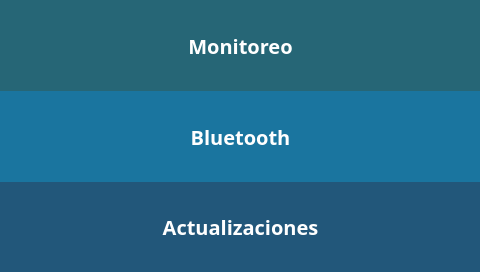
Giocerz/water_quality_rpi_unal, file src/views/MainMenuView/MainMenu.ui: the form before one commit.
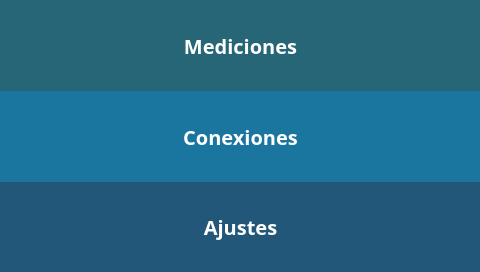
The form after the commit.

Commit message: add: monitoring select ui

The edit to the form file:
```diff
--- a/src/views/MainMenuView/MainMenu.ui
+++ b/src/views/MainMenuView/MainMenu.ui
@@ -42,7 +42,7 @@
 }</string>
     </property>
     <property name="text">
-     <string>Actualizaciones</string>
+     <string>Ajustes</string>
     </property>
     <property name="iconSize">
      <size>
@@ -67,7 +67,7 @@
 }</string>
     </property>
     <property name="text">
-     <string>Monitoreo</string>
+     <string>Mediciones</string>
     </property>
     <property name="iconSize">
      <size>
@@ -92,7 +92,7 @@
 }</string>
     </property>
     <property name="text">
-     <string>Bluetooth</string>
+     <string>Conexiones</string>
     </property>
     <property name="iconSize">
      <size>
```
The commit also changes 4 other files.
